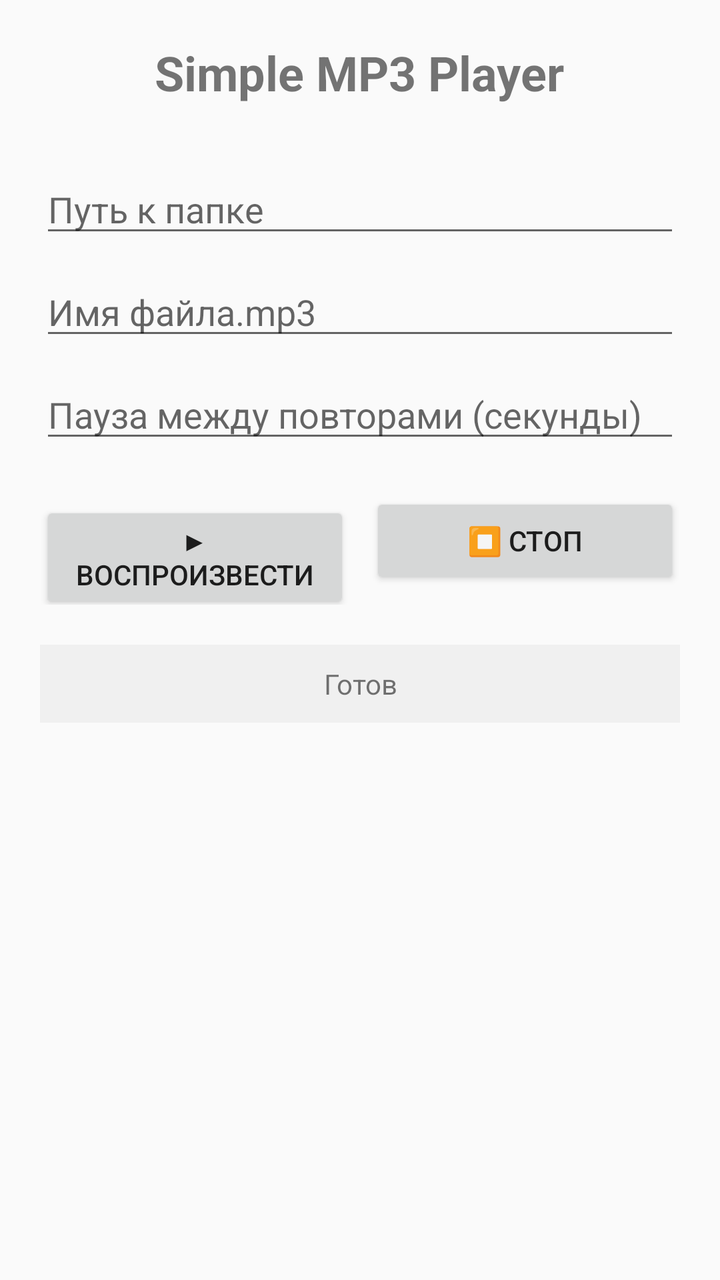
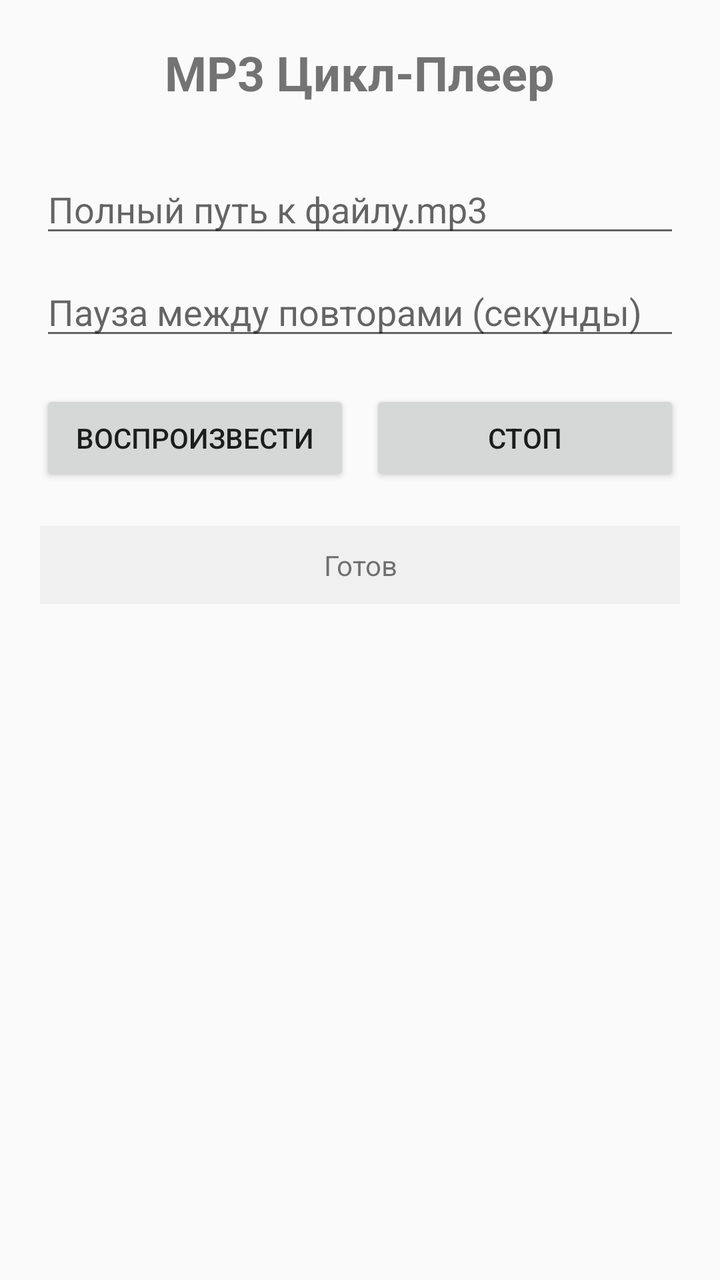

The first picture is an Android layout as it rendered before a commit; the second is the same layout after the commit. The layout source and the unified diff follow.
<!-- AndroidManifest.xml: application theme Theme.AppCompat.Light -->
<!-- res/layout/activity_main.xml -->
<?xml version="1.0" encoding="utf-8"?>
<LinearLayout xmlns:android="http://schemas.android.com/apk/res/android"
    android:layout_width="match_parent"
    android:layout_height="match_parent"
    android:orientation="vertical"
    android:padding="20dp"
    android:gravity="center_horizontal">

    <TextView
        android:layout_width="wrap_content"
        android:layout_height="wrap_content"
        android:text="Simple MP3 Player"
        android:textSize="24sp"
        android:textStyle="bold"
        android:layout_marginBottom="30dp"/>

    <EditText
        android:id="@+id/etDirectory"
        android:layout_width="match_parent"
        android:layout_height="wrap_content"
        android:hint="Путь к папке"
        android:inputType="text"
        android:layout_marginBottom="10dp"/>

    <EditText
        android:id="@+id/etFilename"
        android:layout_width="match_parent"
        android:layout_height="wrap_content"
        android:hint="Имя файла.mp3"
        android:inputType="text"
        android:layout_marginBottom="10dp"/>

    <EditText
        android:id="@+id/etPause"
        android:layout_width="match_parent"
        android:layout_height="wrap_content"
        android:hint="Пауза между повторами (секунды)"
        android:inputType="number"
        android:layout_marginBottom="20dp"/>

    <LinearLayout
        android:layout_width="match_parent"
        android:layout_height="wrap_content"
        android:orientation="horizontal">

        <Button
            android:id="@+id/btnPlay"
            android:layout_width="0dp"
            android:layout_height="wrap_content"
            android:layout_weight="1"
            android:text="▶ Воспроизвести"
            android:layout_marginEnd="10dp"/>

        <Button
            android:id="@+id/btnStop"
            android:layout_width="0dp"
            android:layout_height="wrap_content"
            android:layout_weight="1"
            android:text="⏹ Стоп"/>
    </LinearLayout>

    <TextView
        android:id="@+id/tvStatus"
        android:layout_width="match_parent"
        android:layout_height="wrap_content"
        android:text="Готов"
        android:gravity="center"
        android:layout_marginTop="20dp"
        android:padding="10dp"
        android:background="#f0f0f0"/>
</LinearLayout>
<!-- resources referenced by this layout -->
<resources>

</resources>

<!-- the commit's change to res/layout/activity_main.xml (unified diff, before → after) -->
@@ -9,24 +9,16 @@
     <TextView
         android:layout_width="wrap_content"
         android:layout_height="wrap_content"
-        android:text="Simple MP3 Player"
+        android:text="MP3 Цикл-Плеер"
         android:textSize="24sp"
         android:textStyle="bold"
         android:layout_marginBottom="30dp"/>
 
     <EditText
-        android:id="@+id/etDirectory"
+        android:id="@+id/etPath"
         android:layout_width="match_parent"
         android:layout_height="wrap_content"
-        android:hint="Путь к папке"
-        android:inputType="text"
-        android:layout_marginBottom="10dp"/>
-
-    <EditText
-        android:id="@+id/etFilename"
-        android:layout_width="match_parent"
-        android:layout_height="wrap_content"
-        android:hint="Имя файла.mp3"
+        android:hint="Полный путь к файлу.mp3"
         android:inputType="text"
         android:layout_marginBottom="10dp"/>
 
@@ -48,7 +40,7 @@
             android:layout_width="0dp"
             android:layout_height="wrap_content"
             android:layout_weight="1"
-            android:text="▶ Воспроизвести"
+            android:text="Воспроизвести"
             android:layout_marginEnd="10dp"/>
 
         <Button
@@ -56,7 +48,7 @@
             android:layout_width="0dp"
             android:layout_height="wrap_content"
             android:layout_weight="1"
-            android:text="⏹ Стоп"/>
+            android:text="Стоп"/>
     </LinearLayout>
 
     <TextView
